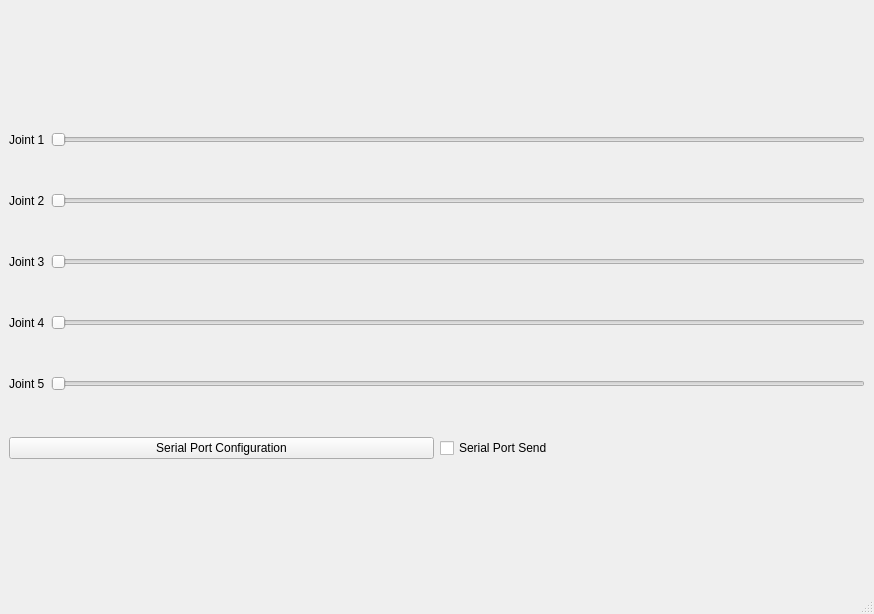
First picture: the form in robotic_arm_upper_machine/mainwindow.ui, repository lupinjia/robotic_arm_upper_machine, before the edit.
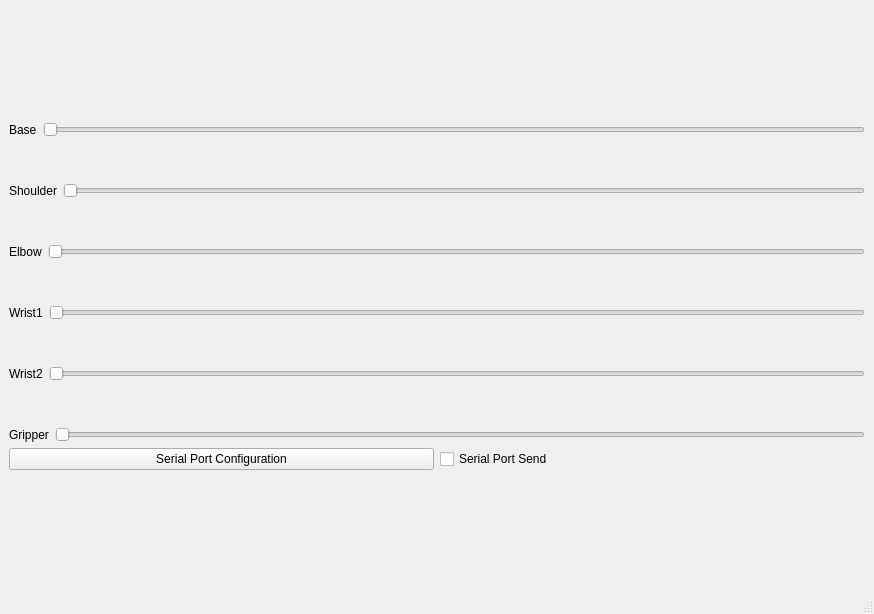
Second picture: the form after the edit.

Commit message: added gripper dof

Diff of the .ui file:
```diff
--- a/robotic_arm_upper_machine/mainwindow.ui
+++ b/robotic_arm_upper_machine/mainwindow.ui
@@ -24,7 +24,7 @@
           <item>
            <widget class="QLabel" name="label">
             <property name="text">
-             <string>Joint 1</string>
+             <string>Base</string>
             </property>
            </widget>
           </item>
@@ -70,7 +70,7 @@
           <item>
            <widget class="QLabel" name="label_2">
             <property name="text">
-             <string>Joint 2</string>
+             <string>Shoulder</string>
             </property>
            </widget>
           </item>
@@ -116,7 +116,7 @@
           <item>
            <widget class="QLabel" name="label_3">
             <property name="text">
-             <string>Joint 3</string>
+             <string>Elbow</string>
             </property>
            </widget>
           </item>
@@ -162,7 +162,7 @@
           <item>
            <widget class="QLabel" name="label_4">
             <property name="text">
-             <string>Joint 4</string>
+             <string>Wrist1</string>
             </property>
            </widget>
           </item>
@@ -208,7 +208,7 @@
           <item>
            <widget class="QLabel" name="label_5">
             <property name="text">
-             <string>Joint 5</string>
+             <string>Wrist2</string>
             </property>
            </widget>
           </item>
@@ -249,6 +249,24 @@
           </property>
          </spacer>
         </item>
+        <item>
+         <layout class="QHBoxLayout" name="horizontalLayout_7">
+          <item>
+           <widget class="QLabel" name="label_6">
+            <property name="text">
+             <string>Gripper</string>
+            </property>
+           </widget>
+          </item>
+          <item>
+           <widget class="QSlider" name="horizontalSlider6">
+            <property name="orientation">
+             <enum>Qt::Horizontal</enum>
+            </property>
+           </widget>
+          </item>
+         </layout>
+        </item>
         <item>
          <layout class="QHBoxLayout" name="horizontalLayout">
           <property name="sizeConstraint">
```
The commit also changes 6 other files.
